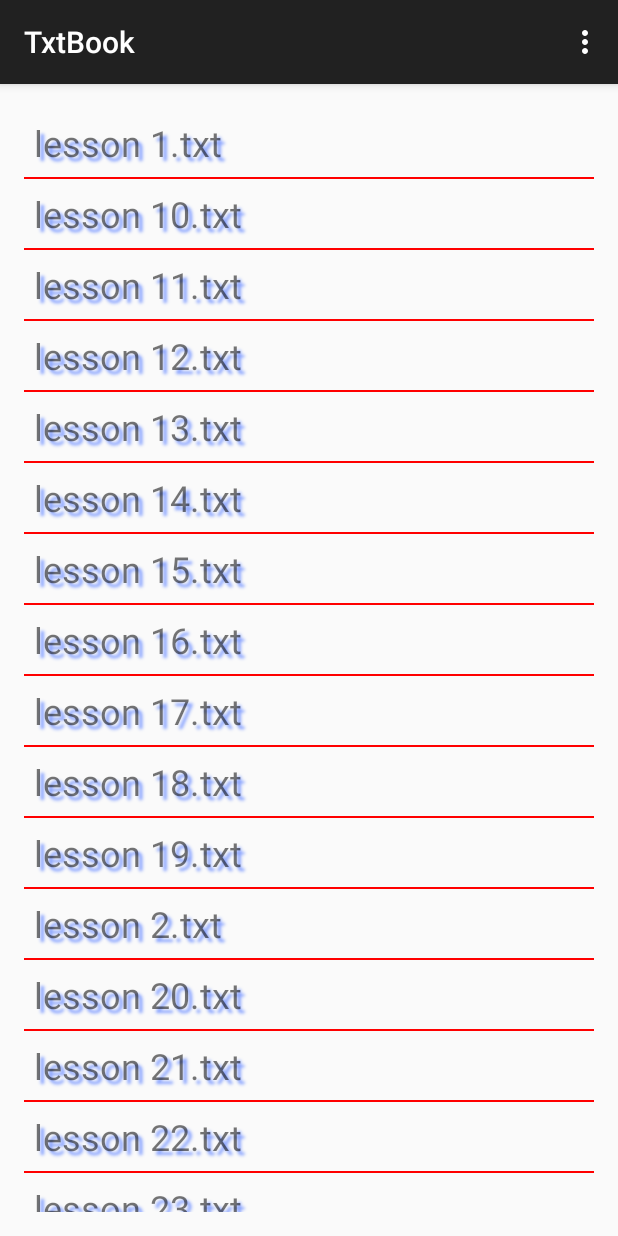
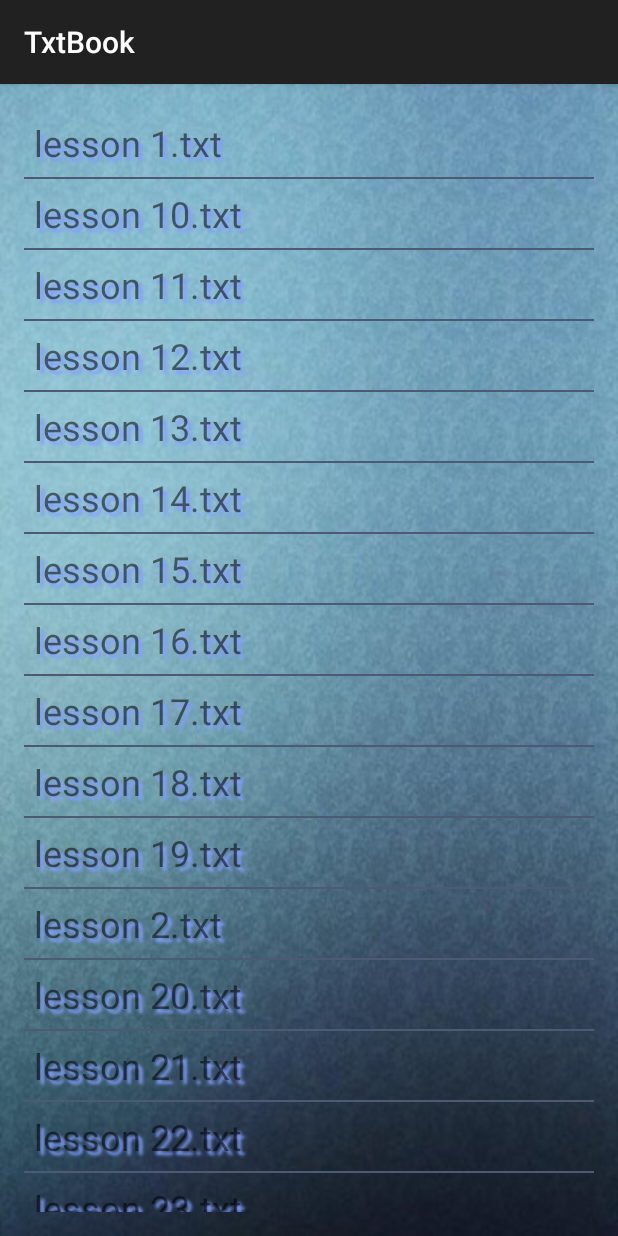
Before and after one commit to wangzhe330/GradedReader, an Android app: the screen it shows after launch (MainActivity), on a phone screen of 412 x 824 dp. Run offline under Robolectric (Android 15) with nearby library versions, the phone set to English and light mode, and no system bars.

Commit message:
添加了背景图片..
Signed-off-by: wangzhe330 <wangzhe330@163.com>

```diff
--- a/app/src/main/java/com/example/wz/txtbook/MainActivity.java
+++ b/app/src/main/java/com/example/wz/txtbook/MainActivity.java
@@ -94,10 +94,7 @@ public class MainActivity extends ActionBarActivity {
         // as you specify a parent activity in AndroidManifest.xml.
         int id = item.getItemId();
 
-        //noinspection SimplifiableIfStatement
-        if (id == R.id.action_settings) {
-            return true;
-        }
+
 
         return super.onOptionsItemSelected(item);
     }
--- a/app/src/main/res/layout/activity_book_show.xml
+++ b/app/src/main/res/layout/activity_book_show.xml
@@ -4,6 +4,7 @@
     android:paddingRight="@dimen/activity_horizontal_margin"
     android:paddingTop="@dimen/activity_vertical_margin"
     android:paddingBottom="@dimen/activity_vertical_margin"
+    android:background="@drawable/bg"
     tools:context="com.example.wz.txtbook.BookShow">
 
     <TextView
--- a/app/src/main/res/layout/activity_main.xml
+++ b/app/src/main/res/layout/activity_main.xml
@@ -3,13 +3,15 @@
     android:layout_height="match_parent" android:paddingLeft="@dimen/activity_horizontal_margin"
     android:paddingRight="@dimen/activity_horizontal_margin"
     android:paddingTop="@dimen/activity_vertical_margin"
-    android:paddingBottom="@dimen/activity_vertical_margin" tools:context=".MainActivity">
+    android:paddingBottom="@dimen/activity_vertical_margin"
+    tools:context=".MainActivity"
+    android:background="@drawable/bg">
 
     <ListView
         android:layout_width="fill_parent"
         android:layout_height="fill_parent"
         android:id="@+id/list_book"
-        android:divider="#f00"
+        android:divider="#ff4c5b73"
         android:dividerHeight="2px"
         ></ListView>
 
--- a/app/src/main/res/menu/menu_book_show.xml
+++ b/app/src/main/res/menu/menu_book_show.xml
@@ -1,6 +1,5 @@
 <menu xmlns:android="http://schemas.android.com/apk/res/android"
     xmlns:app="http://schemas.android.com/apk/res-auto"
     xmlns:tools="http://schemas.android.com/tools" tools:context="com.example.wz.txtbook.BookShow">
-    <item android:id="@+id/action_settings" android:title="@string/action_settings"
-        android:orderInCategory="100" app:showAsAction="never" />
+
 </menu>
--- a/app/src/main/res/menu/menu_main.xml
+++ b/app/src/main/res/menu/menu_main.xml
@@ -1,6 +1,5 @@
 <menu xmlns:android="http://schemas.android.com/apk/res/android"
     xmlns:app="http://schemas.android.com/apk/res-auto"
     xmlns:tools="http://schemas.android.com/tools" tools:context=".MainActivity">
-    <item android:id="@+id/action_settings" android:title="@string/action_settings"
-        android:orderInCategory="100" app:showAsAction="never" />
+
 </menu>
```
Also changed, not shown: app/src/main/java/com/example/wz/txtbook/BookShow.java (+5 -4 lines), app/src/main/res/drawable/bg.jpg (added).
